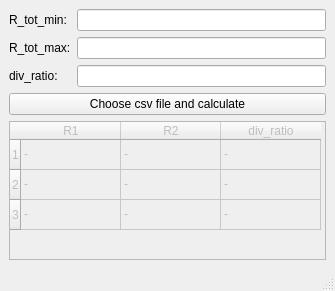
Old version of the form resistors_calculator.ui in the repository 997volt/resistors_calculator.
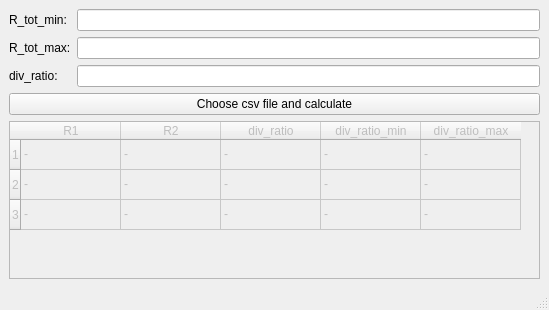
New version of the form.

Commit message: add div_ratio_min and div_ratio_max

Patch:
```diff
--- a/resistors_calculator.ui
+++ b/resistors_calculator.ui
@@ -6,8 +6,8 @@
    <rect>
     <x>0</x>
     <y>0</y>
-    <width>335</width>
-    <height>291</height>
+    <width>549</width>
+    <height>310</height>
    </rect>
   </property>
   <property name="windowTitle">
@@ -91,6 +91,16 @@
         <string>div_ratio</string>
        </property>
       </column>
+      <column>
+       <property name="text">
+        <string>div_ratio_min</string>
+       </property>
+      </column>
+      <column>
+       <property name="text">
+        <string>div_ratio_max</string>
+       </property>
+      </column>
       <item row="0" column="0">
        <property name="text">
         <string>-</string>
@@ -106,6 +116,16 @@
         <string>-</string>
        </property>
       </item>
+      <item row="0" column="3">
+       <property name="text">
+        <string>-</string>
+       </property>
+      </item>
+      <item row="0" column="4">
+       <property name="text">
+        <string>-</string>
+       </property>
+      </item>
       <item row="1" column="0">
        <property name="text">
         <string>-</string>
@@ -121,6 +141,16 @@
         <string>-</string>
        </property>
       </item>
+      <item row="1" column="3">
+       <property name="text">
+        <string>-</string>
+       </property>
+      </item>
+      <item row="1" column="4">
+       <property name="text">
+        <string>-</string>
+       </property>
+      </item>
       <item row="2" column="0">
        <property name="text">
         <string>-</string>
@@ -136,6 +166,16 @@
         <string>-</string>
        </property>
       </item>
+      <item row="2" column="3">
+       <property name="text">
+        <string>-</string>
+       </property>
+      </item>
+      <item row="2" column="4">
+       <property name="text">
+        <string>-</string>
+       </property>
+      </item>
      </widget>
     </item>
    </layout>
```
Left out of the diff: 2 changed lines with no effect on the pictures. The commit also changes 6 other files.
